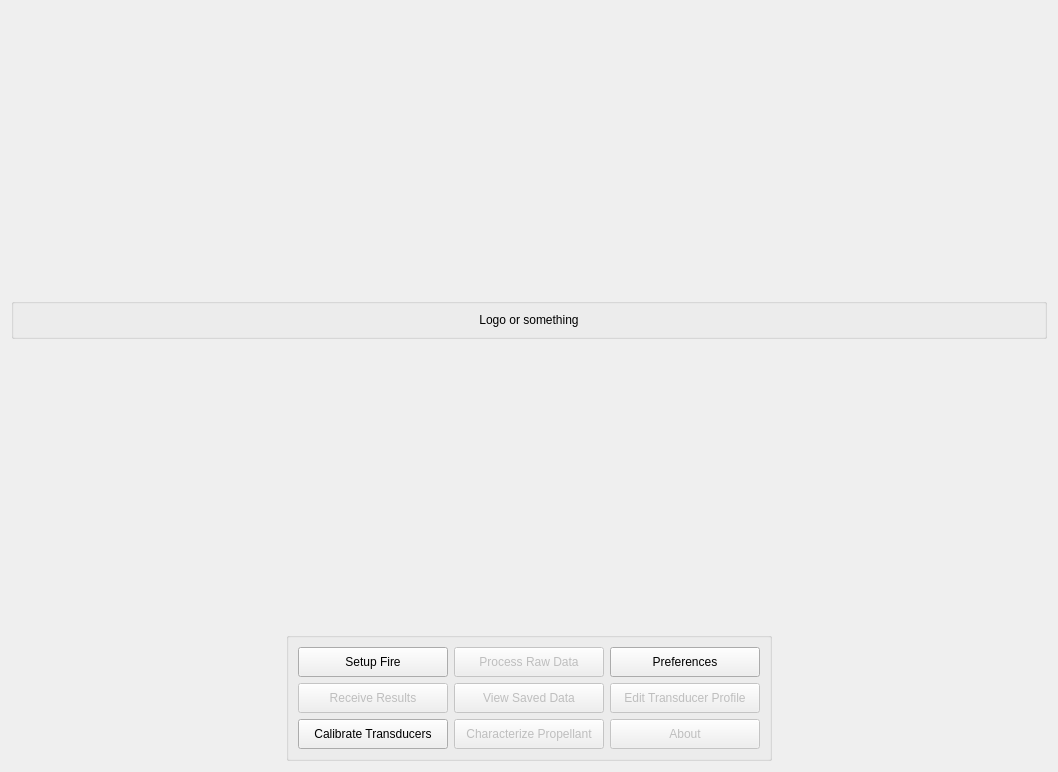
First picture: the form in ui/views/forms/StartWidget.ui, repository reilleya/RMTS-Software, before the edit.
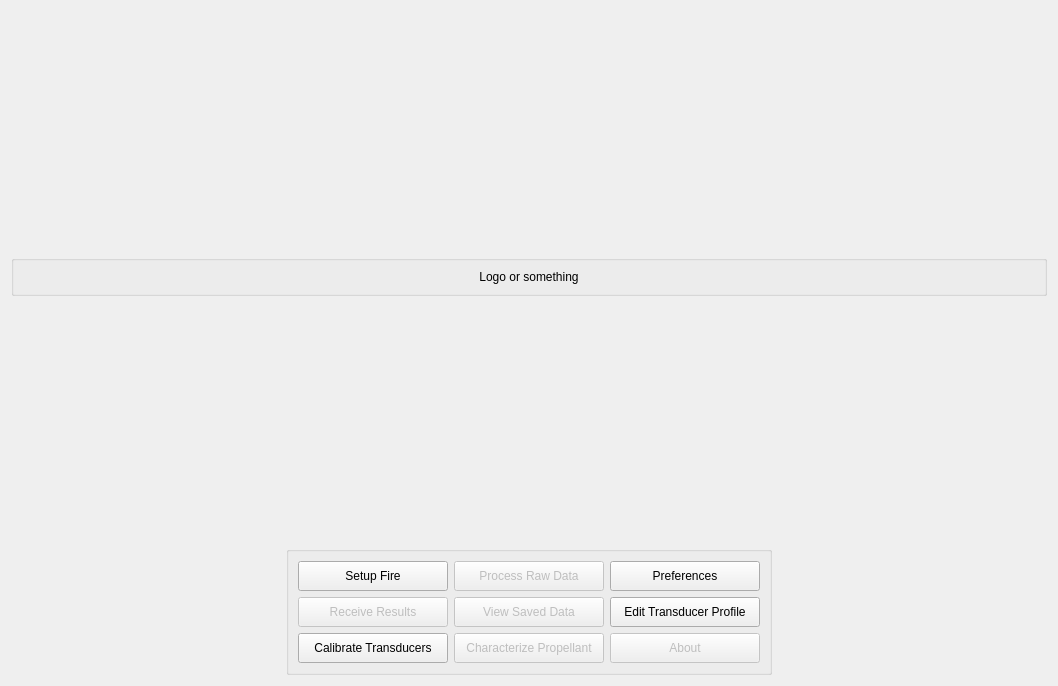
Second picture: the form after the edit.

```diff
--- a/ui/views/forms/StartWidget.ui
+++ b/ui/views/forms/StartWidget.ui
@@ -7,7 +7,7 @@
     <x>0</x>
     <y>0</y>
     <width>1058</width>
-    <height>772</height>
+    <height>686</height>
    </rect>
   </property>
   <property name="windowTitle">
@@ -186,7 +186,7 @@
         <item row="1" column="2">
          <widget class="QPushButton" name="pushButtonEditTransducer">
           <property name="enabled">
-           <bool>false</bool>
+           <bool>true</bool>
           </property>
           <property name="minimumSize">
            <size>
```
